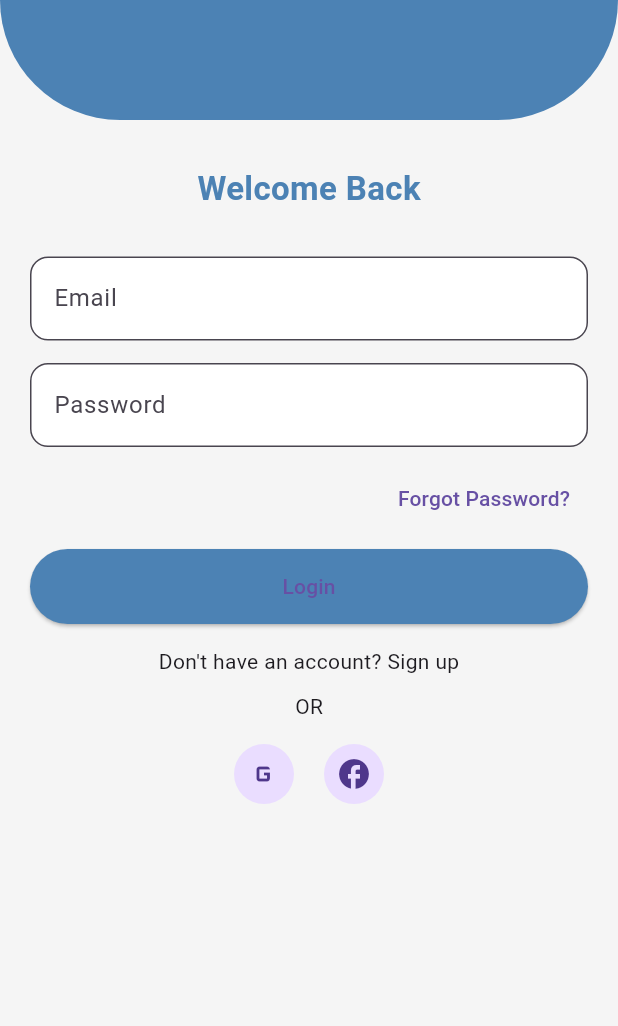
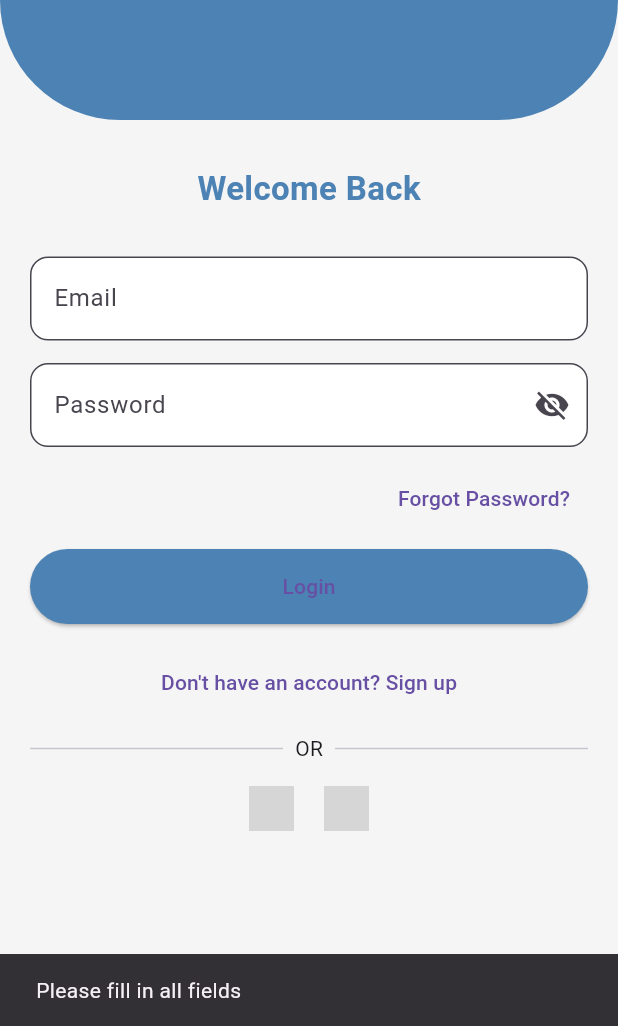
Before and after one commit to malaksoliman049-create/NEUROPULSE, a Flutter app: the screen it shows after launch, after a tap on "Login", on a phone screen of 412 x 824 dp, the part 210-1236 px from its top. Run offline on Flutter 3.47's test engine with Material 3 defaults, Android fonts, the phone set to English and light mode, and no system bars; network calls fail; grey boxes are pictures that could not be loaded.

Commit message:
Update login/signup UI and routing as requested

```diff
--- a/lib/main.dart
+++ b/lib/main.dart
@@ -1,6 +1,8 @@
 import 'package:flutter/material.dart';
 import 'screens/splash_screen.dart';
 import 'screens/login_screen.dart';
+import 'screens/signup_screen.dart';
+import 'screens/home_screen.dart';
 
 void main() {
   runApp(const MyApp());
@@ -14,10 +16,15 @@ class MyApp extends StatelessWidget {
     return MaterialApp(
       debugShowCheckedModeBanner: false,
       title: 'NeuroPulse',
-      initialRoute: '/',
+
+
+      initialRoute:   '/',
+
       routes: {
         '/': (context) => const SplashScreen(),
         '/login': (context) => const LoginScreen(),
+        '/signup': (context) => const SignupScreen(),
+        '/home': (context) => const HomeScreen(),
       },
     );
   }
--- a/lib/screens/login_screen.dart
+++ b/lib/screens/login_screen.dart
@@ -1,7 +1,46 @@
 import 'package:flutter/material.dart';
 
-class LoginScreen extends StatelessWidget {
+class LoginScreen extends StatefulWidget {
   const LoginScreen({super.key});
+
+  @override
+  State<LoginScreen> createState() => _LoginScreenState();
+}
+
+class _LoginScreenState extends State<LoginScreen> {
+  final TextEditingController _emailController = TextEditingController();
+  final TextEditingController _passwordController = TextEditingController();
+
+  bool _isPasswordHidden = true;
+
+  void _login() {
+    final email = _emailController.text.trim();
+    final password = _passwordController.text.trim();
+
+    if (email.isEmpty || password.isEmpty) {
+      ScaffoldMessenger.of(context).showSnackBar(
+        const SnackBar(content: Text('Please fill in all fields')),
+      );
+      return;
+    }
+
+    // مثال بسيط: تحقق من بيانات ثابتة
+    if (email == 'user@example.com' && password == 'password') {
+      // نجح الدخول، تنقل للـ home screen
+      Navigator.pushReplacementNamed(context, '/home');
+    } else {
+      ScaffoldMessenger.of(context).showSnackBar(
+        const SnackBar(content: Text('Invalid email or password')),
+      );
+    }
+  }
+
+  @override
+  void dispose() {
+    _emailController.dispose();
+    _passwordController.dispose();
+    super.dispose();
+  }
 
   @override
   Widget build(BuildContext context) {
@@ -52,6 +91,7 @@ class LoginScreen extends StatelessWidget {
 
                 /// Email
                 TextField(
+                  controller: _emailController,
                   decoration: InputDecoration(
                     hintText: "Email",
                     filled: true,
@@ -66,13 +106,24 @@ class LoginScreen extends StatelessWidget {
 
                 /// Password
                 TextField(
-                  obscureText: true,
+                  controller: _passwordController,
+                  obscureText: _isPasswordHidden,
                   decoration: InputDecoration(
                     hintText: "Password",
                     filled: true,
                     fillColor: Colors.white,
                     border: OutlineInputBorder(
                       borderRadius: BorderRadius.circular(12),
+                    ),
+                    suffixIcon: IconButton(
+                      icon: Icon(
+                        _isPasswordHidden ? Icons.visibility_off : Icons.visibility,
+                      ),
+                      onPressed: () {
+                        setState(() {
+                          _isPasswordHidden = !_isPasswordHidden;
+                        });
+                      },
                     ),
                   ),
                 ),
@@ -95,26 +146,46 @@ class LoginScreen extends StatelessWidget {
                     backgroundColor: const Color(0xFF4C82B4),
                     minimumSize: const Size(double.infinity, 50),
                   ),
-                  onPressed: () {},
+                  onPressed: _login,
                   child: const Text("Login"),
                 ),
 
                 const SizedBox(height: 15),
 
-                const Text("Don't have an account? Sign up"),
+                TextButton(
+                  onPressed: () {
+                    Navigator.pushNamed(context, '/signup');
+                  },
+                  child: const Text("Don't have an account? Sign up"),
+                ),
 
                 const SizedBox(height: 10),
 
-                const Text("OR"),
+                Row(
+                  children: const [
+                    Expanded(child: Divider()),
+                    Padding(
+                      padding: EdgeInsets.symmetric(horizontal: 8),
+                      child: Text("OR"),
+                    ),
+                    Expanded(child: Divider()),
+                  ],
+                ),
 
                 const SizedBox(height: 15),
 
                 Row(
                   mainAxisAlignment: MainAxisAlignment.center,
-                  children: const [
-                    CircleAvatar(child: Icon(Icons.g_mobiledata)),
-                    SizedBox(width: 20),
-                    CircleAvatar(child: Icon(Icons.facebook)),
+                  children: [
+                    Image.network(
+                      "https://img.icons8.com/color/48/google-logo.png",
+                      width: 30,
+                    ),
+                    const SizedBox(width: 20),
+                    Image.network(
+                      "https://img.icons8.com/color/48/facebook-new.png",
+                      width: 30,
+                    ),
                   ],
                 ),
               ],
```
Also changed, not shown: lib/screens/home_screen.dart (added, +209 -0 lines), lib/screens/signup_screen.dart (added, +259 -0 lines), assets/icons/spo2.png (added).
